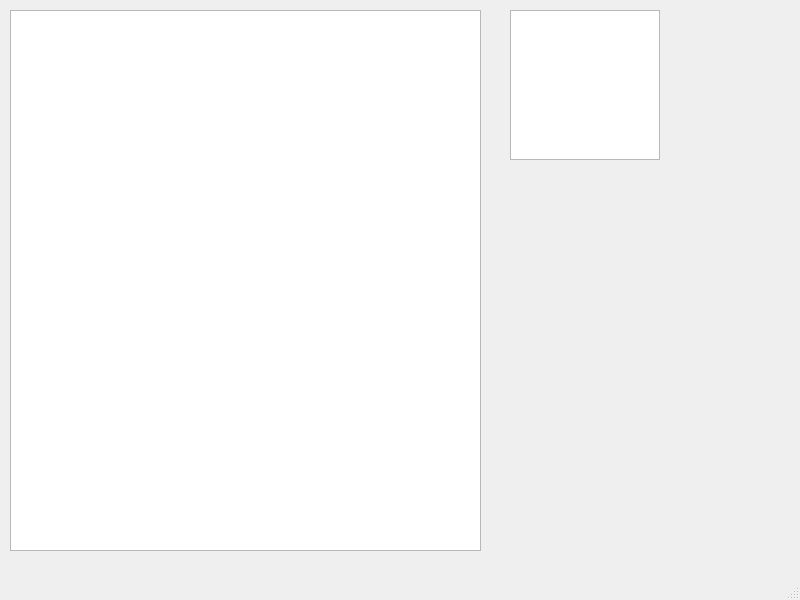
The window that mainwindow.ui (vlad-avr/oop_lab3) describes before a commit, drawn with Qt 5.
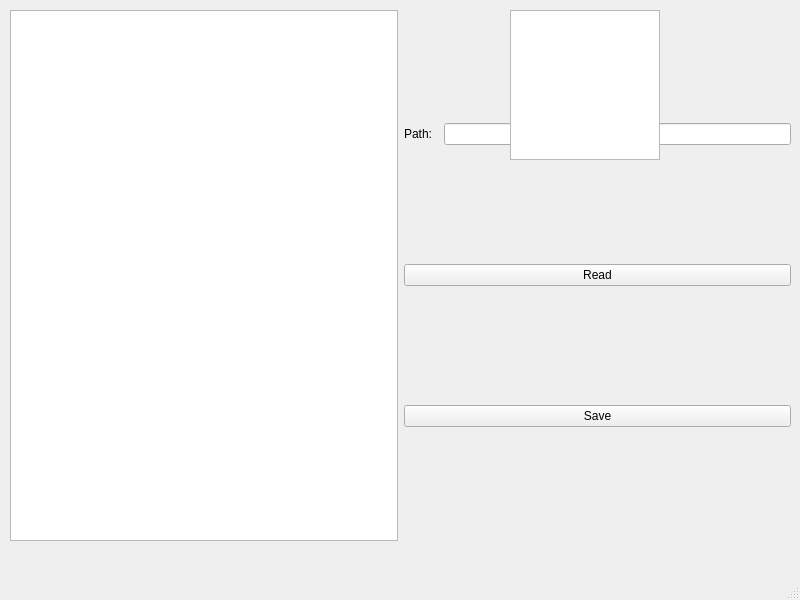
The same window after the commit.

Commit message: read&write update

```diff
--- a/mainwindow.ui
+++ b/mainwindow.ui
@@ -14,16 +14,6 @@
    <string>MainWindow</string>
   </property>
   <widget class="QWidget" name="centralwidget">
-   <widget class="QTextEdit" name="main_edit">
-    <property name="geometry">
-     <rect>
-      <x>10</x>
-      <y>10</y>
-      <width>471</width>
-      <height>541</height>
-     </rect>
-    </property>
-   </widget>
    <widget class="QListWidget" name="hint_list">
     <property name="geometry">
      <rect>
@@ -64,6 +54,64 @@
      </size>
     </property>
    </widget>
+   <widget class="QWidget" name="">
+    <property name="geometry">
+     <rect>
+      <x>10</x>
+      <y>10</y>
+      <width>781</width>
+      <height>531</height>
+     </rect>
+    </property>
+    <layout class="QHBoxLayout" name="horizontalLayout_2">
+     <item>
+      <widget class="QTextEdit" name="main_edit"/>
+     </item>
+     <item>
+      <layout class="QVBoxLayout" name="verticalLayout">
+       <item>
+        <layout class="QHBoxLayout" name="horizontalLayout">
+         <property name="spacing">
+          <number>2</number>
+         </property>
+         <property name="sizeConstraint">
+          <enum>QLayout::SetDefaultConstraint</enum>
+         </property>
+         <item>
+          <widget class="QLabel" name="path_label">
+           <property name="text">
+            <string>Path:   </string>
+           </property>
+          </widget>
+         </item>
+         <item>
+          <widget class="QLineEdit" name="path_edit"/>
+         </item>
+        </layout>
+       </item>
+       <item>
+        <widget class="QPushButton" name="read_btn">
+         <property name="text">
+          <string>Read</string>
+         </property>
+        </widget>
+       </item>
+       <item>
+        <widget class="QPushButton" name="save_btn">
+         <property name="text">
+          <string>Save</string>
+         </property>
+        </widget>
+       </item>
+      </layout>
+     </item>
+    </layout>
+   </widget>
+   <zorder>main_edit</zorder>
+   <zorder>path_edit</zorder>
+   <zorder>path_label</zorder>
+   <zorder>save_btn</zorder>
+   <zorder>hint_list</zorder>
   </widget>
   <widget class="QMenuBar" name="menubar">
    <property name="geometry">
```
The commit also changes 5 other files.
